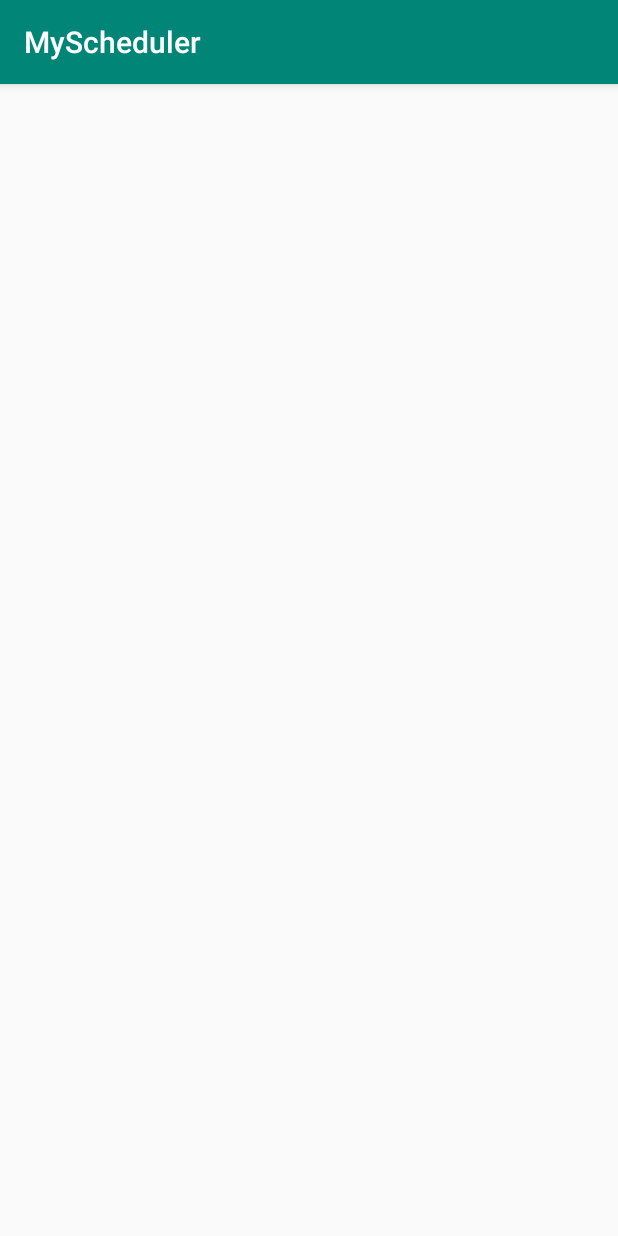
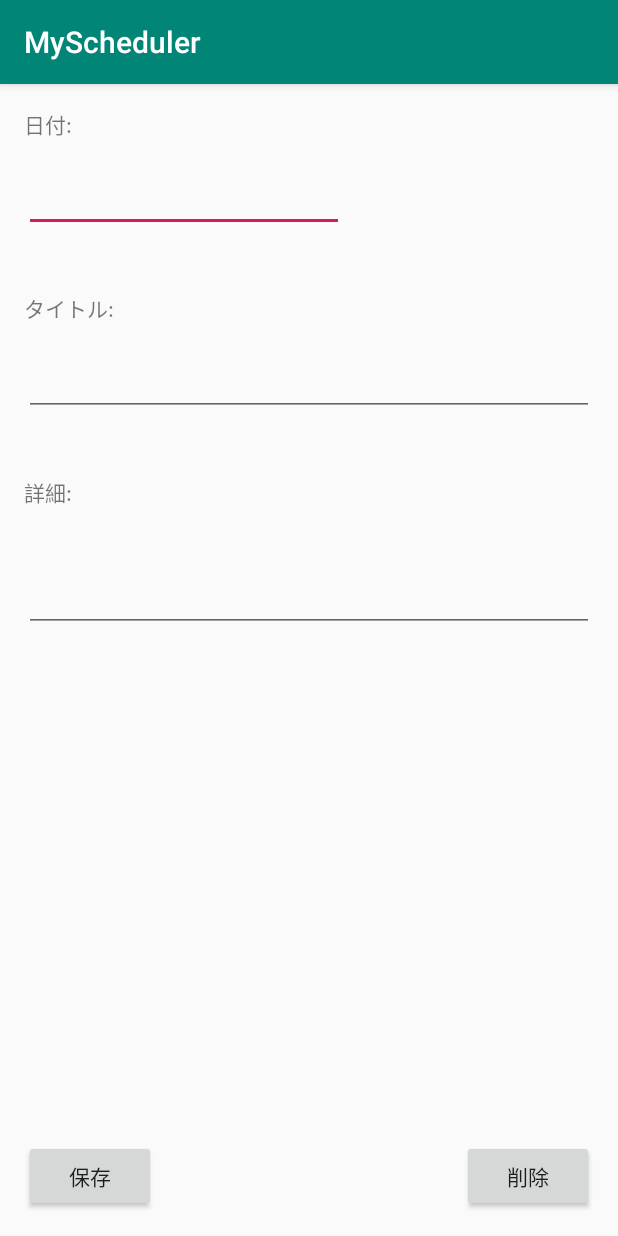
Before and after one commit to musyu36/MyScheduler, an Android app: the ScheduleEditActivity screen opened directly, with no data from a screen before it, on a phone screen of 412 x 824 dp. Run offline under Robolectric (Android 15) with nearby library versions, the phone set to English and light mode, and no system bars.

Commit message:
登録画面の作成

```diff
--- a/app/src/main/res/layout/activity_schedule_edit.xml
+++ b/app/src/main/res/layout/activity_schedule_edit.xml
@@ -6,4 +6,93 @@
     android:layout_height="match_parent"
     tools:context=".ScheduleEditActivity">
 
+    <Button
+        android:id="@+id/delete"
+        android:layout_width="wrap_content"
+        android:layout_height="wrap_content"
+        android:layout_marginEnd="16dp"
+        android:layout_marginBottom="16dp"
+        android:text="削除"
+        app:layout_constraintBottom_toBottomOf="parent"
+        app:layout_constraintEnd_toEndOf="parent" />
+
+    <TextView
+        android:id="@+id/textView"
+        android:layout_width="wrap_content"
+        android:layout_height="wrap_content"
+        android:layout_marginStart="16dp"
+        android:layout_marginTop="16dp"
+        android:text="日付:"
+        app:layout_constraintStart_toStartOf="parent"
+        app:layout_constraintTop_toTopOf="parent" />
+
+    <EditText
+        android:id="@+id/dateEdit"
+        android:layout_width="wrap_content"
+        android:layout_height="wrap_content"
+        android:layout_marginStart="16dp"
+        android:layout_marginTop="16dp"
+        android:ems="10"
+        android:inputType="date"
+        app:layout_constraintStart_toStartOf="parent"
+        app:layout_constraintTop_toBottomOf="@+id/textView" />
+
+    <TextView
+        android:id="@+id/textView2"
+        android:layout_width="wrap_content"
+        android:layout_height="wrap_content"
+        android:layout_marginStart="16dp"
+        android:layout_marginTop="40dp"
+        android:text="タイトル:"
+        app:layout_constraintStart_toStartOf="parent"
+        app:layout_constraintTop_toBottomOf="@+id/dateEdit" />
+
+    <EditText
+        android:id="@+id/titleEdit"
+        android:layout_width="0dp"
+        android:layout_height="wrap_content"
+        android:layout_marginStart="16dp"
+        android:layout_marginTop="16dp"
+        android:layout_marginEnd="16dp"
+        android:ems="10"
+        android:inputType="textPersonName"
+        app:layout_constraintEnd_toEndOf="parent"
+        app:layout_constraintStart_toStartOf="parent"
+        app:layout_constraintTop_toBottomOf="@+id/textView2" />
+
+    <TextView
+        android:id="@+id/textView3"
+        android:layout_width="wrap_content"
+        android:layout_height="wrap_content"
+        android:layout_marginStart="16dp"
+        android:layout_marginTop="40dp"
+        android:text="詳細:"
+        app:layout_constraintStart_toStartOf="parent"
+        app:layout_constraintTop_toBottomOf="@+id/titleEdit" />
+
+    <EditText
+        android:id="@+id/detailEdit"
+        android:layout_width="0dp"
+        android:layout_height="wrap_content"
+        android:layout_marginStart="16dp"
+        android:layout_marginTop="16dp"
+        android:layout_marginEnd="16dp"
+        android:ems="10"
+        android:gravity="start|top"
+        android:inputType="textMultiLine"
+        android:maxLines="8"
+        android:minLines="2"
+        app:layout_constraintEnd_toEndOf="parent"
+        app:layout_constraintStart_toStartOf="parent"
+        app:layout_constraintTop_toBottomOf="@+id/textView3" />
+
+    <Button
+        android:id="@+id/save"
+        android:layout_width="wrap_content"
+        android:layout_height="wrap_content"
+        android:layout_marginStart="16dp"
+        android:layout_marginBottom="16dp"
+        android:text="保存"
+        app:layout_constraintBottom_toBottomOf="parent"
+        app:layout_constraintStart_toStartOf="parent" />
 </androidx.constraintlayout.widget.ConstraintLayout>
```
